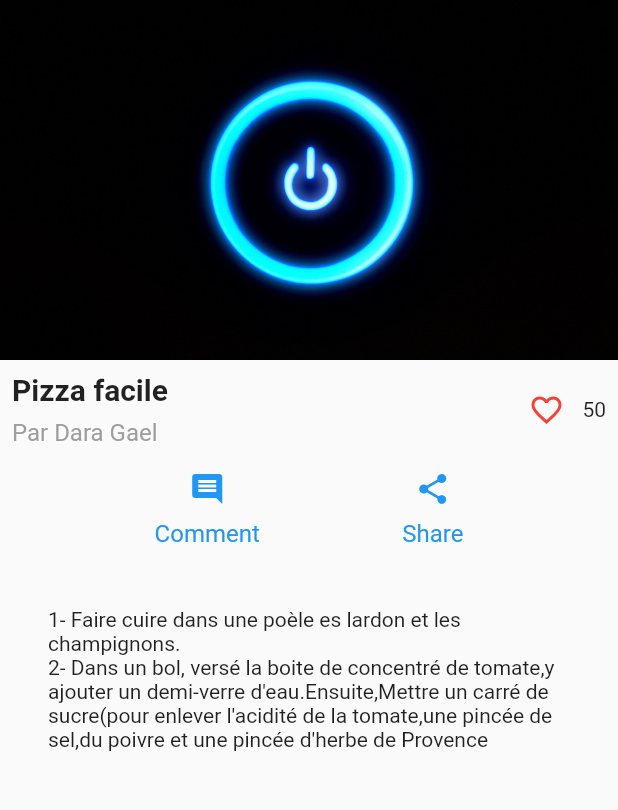
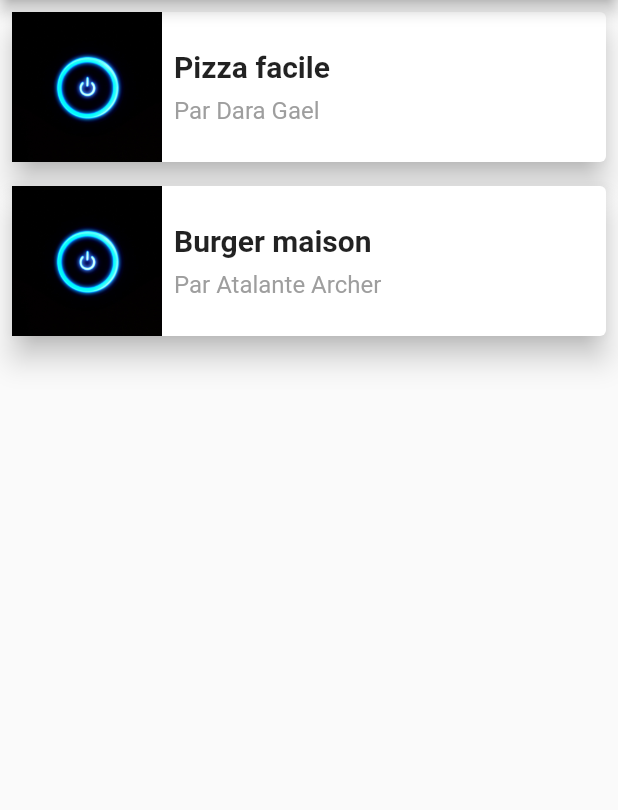
Before and after one commit to Darcel14/piza_ra, a Flutter app: the screen it shows after launch, on a phone screen of 412 x 824 dp, the part 84-894 px from its top. Run offline on Flutter 3.47's test engine with Material 2 defaults, Android fonts, the phone set to English and light mode, and no system bars.

Commit message:
Creation des Listes

```diff
--- a/lib/main.dart
+++ b/lib/main.dart
@@ -1,6 +1,8 @@
 import 'package:piza_ra/recipe.dart';
 import 'package:flutter/material.dart';
-import 'RecipeScreen.dart';
+import 'package:piza_ra/recipeListScreen.dart';
+
+import 'recipeListScreen.dart';
 
 void main() {
   runApp(const MyApp());
@@ -16,13 +18,7 @@ class MyApp extends StatelessWidget {
       theme: ThemeData(
         primarySwatch: Colors.green,
       ),
-      home: RecipeScreen(recipe: Recipe(
-          "Pizza facile",
-          "Par Dara Gael",
-          "1- Faire cuire dans une poèle es lardon et les champignons.\n2- Dans un bol, versé la boite de concentré de tomate,y ajouter un demi-verre d'eau.Ensuite,Mettre un carré de sucre(pour enlever l'acidité de la tomate,une pincée de sel,du poivre et une pincée d'herbe de Provence",
-          false,
-          50
-      )),
+      home: RecipeListScreen()
     );
   }
 }
--- /dev/null
+++ b/lib/recipeListScreen.dart
@@ -0,0 +1,71 @@
+import 'package:flutter/material.dart';
+
+import 'recipe.dart';
+
+class RecipeListScreen extends StatelessWidget {
+  @override
+  Widget build(BuildContext context) {
+    return Scaffold(
+      appBar: AppBar(
+        title: Text('Mes recettes'),
+      ),
+      body: ListView(
+        children: [
+          RecipeItemWidget(recipe: Recipe(
+              "Pizza facile",
+              "Par Dara Gael",
+              "1- Faire cuire dans une poèle es lardon et les champignons.\n2- Dans un bol, versé la boite de concentré de tomate,y ajouter un demi-verre d'eau.Ensuite,Mettre un carré de sucre(pour enlever l'acidité de la tomate,une pincée de sel,du poivre et une pincée d'herbe de Provence",
+              false,
+              50)),
+          RecipeItemWidget(recipe: Recipe(
+              "Burger maison",
+              "Par Atalante Archer",
+              "1- Faire cuire dans une poèle es lardon et les champignons.\n2- Dans un bol, versé la boite de concentré de tomate,y ajouter un demi-verre d'eau.Ensuite,Mettre un carré de sucre(pour enlever l'acidité de la tomate,une pincée de sel,du poivre et une pincée d'herbe de Provence",
+              true,
+              10))
+        ],
+      ),
+    );
+  }
+}
+
+class RecipeItemWidget extends StatelessWidget {
+  final Recipe recipe;
+  const RecipeItemWidget({Key? key, required this.recipe}) : super(key: key);
+
+  @override
+  Widget build(BuildContext context) {
+    return Card(
+      margin: EdgeInsets.all(8),
+      elevation: 8,
+      child: Row(
+        children: [
+          Image.asset(
+            'images/off.jpg',
+            width: 100,
+            height: 100,
+            fit: BoxFit.cover,
+          ),
+          Padding(
+            padding: EdgeInsets.all(8),
+            child: Column(
+              crossAxisAlignment: CrossAxisAlignment.start,
+              children: [
+                Container(
+                  padding: const EdgeInsets.only(bottom: 8),
+                  child: Text(recipe.title,
+                    style: TextStyle(
+                        fontWeight: FontWeight.bold, fontSize: 20
+                    ),),
+                ),
+                Text(recipe.user,style: TextStyle(
+                    color: Colors.grey[500], fontSize: 16
+                ))
+              ],
+            ),
+          )
+        ],
+      ),
+    );
+  }
+}
```
